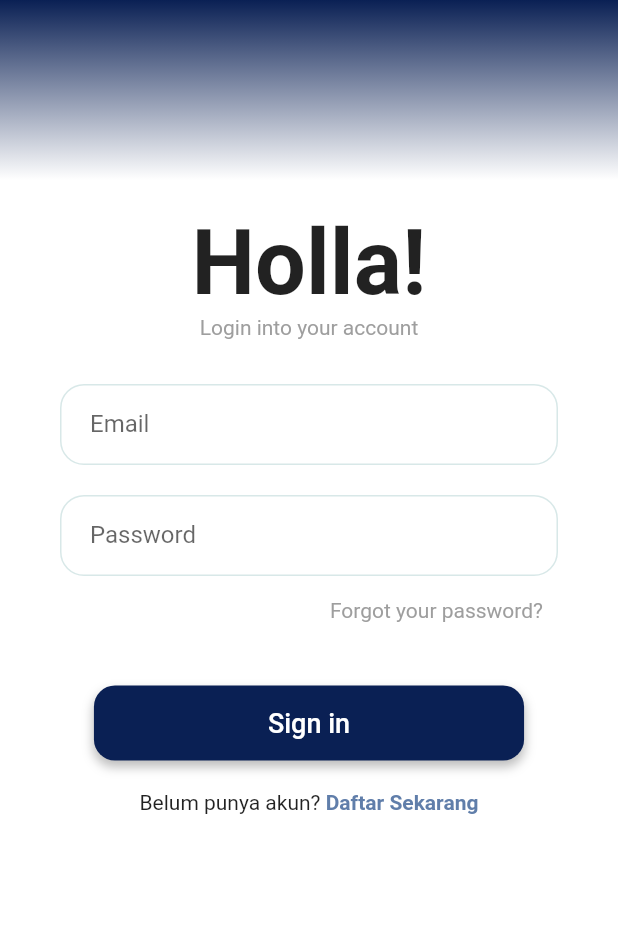
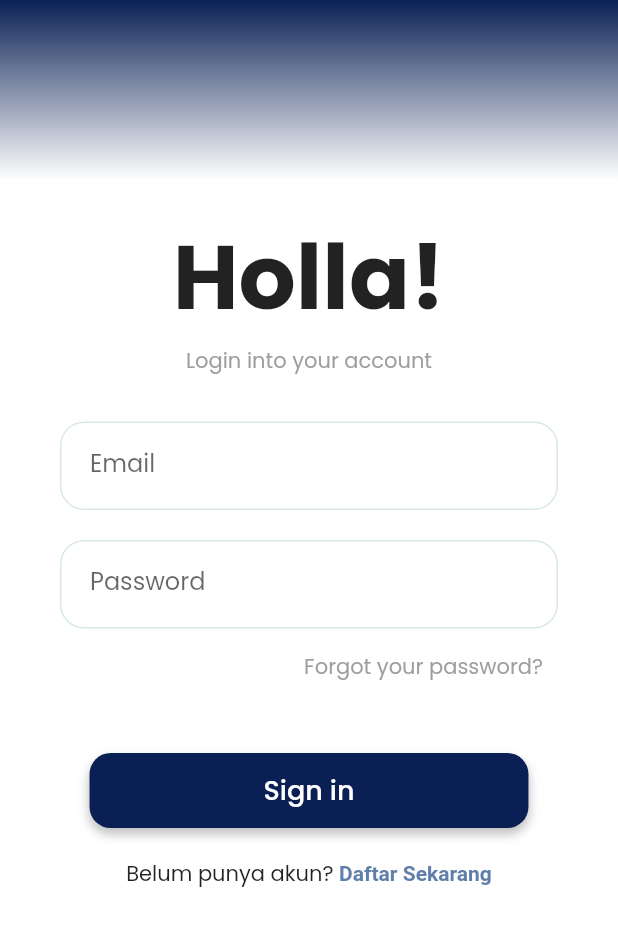
Before and after one commit to hernarusdiyana/sitravel_app, a Flutter app: the screen it shows after launch, on a phone screen of 412 x 824 dp. Shown: the top 926 px of the screen. Run offline on Flutter 3.47's test engine with Material 2 defaults, Android fonts, the phone set to English and light mode, and no system bars; our stand-ins replace curved_navigation_bar, dots_indicator, email_validator, firebase_auth, firebase_core, flutter_svg; accounts and stored records are empty.

Commit message:
fix assets

```diff
--- a/lib/main.dart
+++ b/lib/main.dart
@@ -23,10 +23,12 @@ class MyApp extends StatelessWidget {
       debugShowCheckedModeBanner: false,
       title: 'SiTravel',
       theme: ThemeData(
+        fontFamily: 'Poppins',
         primaryColor: AppColors.mainColor,
         accentColor: AppColors.accentColor,
         scaffoldBackgroundColor: Colors.grey.shade100,
         primarySwatch: Colors.grey,
+        textTheme: Theme.of(context).textTheme.apply(fontFamily: 'Poppins'),
       ),
       home: SplashScreen(title: 'Si Paling Travel'),
     );
```
Also changed, not shown: pubspec.yaml (+6 -3 lines).
